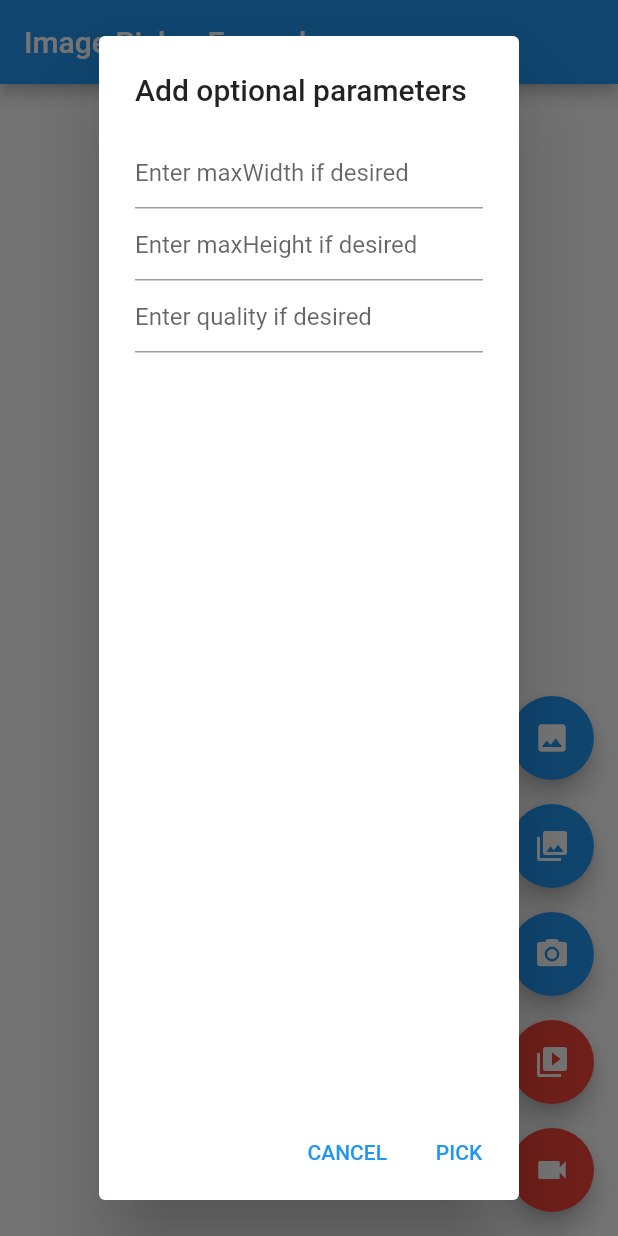
After one commit to Borrow-San/flutter_project, a Flutter app: the MyHomePage screen opened directly, after a tap on the "photo library" icon, on a phone screen of 412 x 824 dp. The commit adds this screen. Run offline on Flutter 3.47's test engine with Material 2 defaults, Android fonts, the phone set to English and light mode, and no system bars; our stand-ins replace dio, flutter_secure_storage, geolocator, image_picker, video_player; missing offline and left inert: flutter_naver_map, qr_code_scanner; accounts and stored records are empty.

Commit message:
03.09.13:18 lee

```diff
--- /dev/null
+++ b/lib/uebung/image_picker_test/vorbild.dart
@@ -0,0 +1,473 @@
+// Copyright 2013 The Flutter Authors. All rights reserved.
+// Use of this source code is governed by a BSD-style license that can be
+// found in the LICENSE file.
+
+// ignore_for_file: public_member_api_docs
+
+import 'dart:async';
+import 'dart:io';
+
+import 'package:flutter/foundation.dart';
+import 'package:flutter/material.dart';
+import 'package:image_picker/image_picker.dart';
+import 'package:video_player/video_player.dart';
+
+void main() {
+  runApp(const MyApp());
+}
+
+class MyApp extends StatelessWidget {
+  const MyApp({Key? key}) : super(key: key);
+
+  @override
+  Widget build(BuildContext context) {
+    return const MaterialApp(
+      title: 'Image Picker Demo',
+      home: MyHomePage(title: 'Image Picker Example'),
+    );
+  }
+}
+
+class MyHomePage extends StatefulWidget {
+  const MyHomePage({Key? key, this.title}) : super(key: key);
+
+  final String? title;
+
+  @override
+  State<MyHomePage> createState() => _MyHomePageState();
+}
+
+class _MyHomePageState extends State<MyHomePage> {
+  List<XFile>? _imageFileList;
+
+  void _setImageFileListFromFile(XFile? value) {
+    _imageFileList = value == null ? null : <XFile>[value];
+  }
+
+  dynamic _pickImageError;
+  bool isVideo = false;
+
+  VideoPlayerController? _controller;
+  VideoPlayerController? _toBeDisposed;
+  String? _retrieveDataError;
+
+  final ImagePicker _picker = ImagePicker();
+  final TextEditingController maxWidthController = TextEditingController();
+  final TextEditingController maxHeightController = TextEditingController();
+  final TextEditingController qualityController = TextEditingController();
+
+  Future<void> _playVideo(XFile? file) async {
+    if (file != null && mounted) {
+      await _disposeVideoController();
+      late VideoPlayerController controller;
+      if (kIsWeb) {
+        controller = VideoPlayerController.network(file.path);
+      } else {
+        controller = VideoPlayerController.file(File(file.path));
+      }
+      _controller = controller;
+      // In web, most browsers won't honor a programmatic call to .play
+      // if the video has a sound track (and is not muted).
+      // Mute the video so it auto-plays in web!
+      // This is not needed if the call to .play is the result of user
+      // interaction (clicking on a "play" button, for example).
+      const double volume = kIsWeb ? 0.0 : 1.0;
+      await controller.setVolume(volume);
+      await controller.initialize();
+      await controller.setLooping(true);
+      await controller.play();
+      setState(() {});
+    }
+  }
+
+  Future<void> _onImageButtonPressed(ImageSource source,
+      {BuildContext? context, bool isMultiImage = false}) async {
+    if (_controller != null) {
+      await _controller!.setVolume(0.0);
+    }
+    if (isVideo) {
+      final XFile? file = await _picker.pickVideo(
+          source: source, maxDuration: const Duration(seconds: 10));
+      await _playVideo(file);
+    } else if (isMultiImage) {
+      await _displayPickImageDialog(context!,
+              (double? maxWidth, double? maxHeight, int? quality) async {
+            try {
+              final List<XFile> pickedFileList = await _picker.pickMultiImage(
+                maxWidth: maxWidth,
+                maxHeight: maxHeight,
+                imageQuality: quality,
+              );
+              setState(() {
+                _imageFileList = pickedFileList;
+              });
+            } catch (e) {
+              setState(() {
+                _pickImageError = e;
+              });
+            }
+          });
+    } else {
+      await _displayPickImageDialog(context!,
+              (double? maxWidth, double? maxHeight, int? quality) async {
+            try {
+              final XFile? pickedFile = await _picker.pickImage(
+                source: source,
+                maxWidth: maxWidth,
+                maxHeight: maxHeight,
+                imageQuality: quality,
+              );
+              setState(() {
+                _setImageFileListFromFile(pickedFile);
+              });
+            } catch (e) {
+              setState(() {
+                _pickImageError = e;
+              });
+            }
+          });
+    }
+  }
+
+  @override
+  void deactivate() {
+    if (_controller != null) {
+      _controller!.setVolume(0.0);
+      _controller!.pause();
+    }
+    super.deactivate();
+  }
+
+  @override
+  void dispose() {
+    _disposeVideoController();
+    maxWidthController.dispose();
+    maxHeightController.dispose();
+    qualityController.dispose();
+    super.dispose();
+  }
+
+  Future<void> _disposeVideoController() async {
+    if (_toBeDisposed != null) {
+      await _toBeDisposed!.dispose();
+    }
+    _toBeDisposed = _controller;
+    _controller = null;
+  }
+
+  Widget _previewVideo() {
+    final Text? retrieveError = _getRetrieveErrorWidget();
+    if (retrieveError != null) {
+      return retrieveError;
+    }
+    if (_controller == null) {
+      return const Text(
+        'You have not yet picked a video',
+        textAlign: TextAlign.center,
+      );
+    }
+    return Padding(
+      padding: const EdgeInsets.all(10.0),
+      child: AspectRatioVideo(_controller),
+    );
+  }
+
+  Widget _previewImages() {
+    final Text? retrieveError = _getRetrieveErrorWidget();
+    if (retrieveError != null) {
+      return retrieveError;
+    }
+    if (_imageFileList != null) {
+      return Semantics(
+        label: 'image_picker_example_picked_images',
+        child: ListView.builder(
+          key: UniqueKey(),
+          itemBuilder: (BuildContext context, int index) {
+            // Why network for web?
+            // See https://pub.dev/packages/image_picker#getting-ready-for-the-web-platform
+            return Semantics(
+              label: 'image_picker_example_picked_image',
+              child: kIsWeb
+                  ? Image.network(_imageFileList![index].path)
+                  : Image.file(File(_imageFileList![index].path)),
+            );
+          },
+          itemCount: _imageFileList!.length,
+        ),
+      );
+    } else if (_pickImageError != null) {
+      return Text(
+        'Pick image error: $_pickImageError',
+        textAlign: TextAlign.center,
+      );
+    } else {
+      return const Text(
+        'You have not yet picked an image.',
+        textAlign: TextAlign.center,
+      );
+    }
+  }
+
+  Widget _handlePreview() {
+    if (isVideo) {
+      return _previewVideo();
+    } else {
+      return _previewImages();
+    }
+  }
+
+  Future<void> retrieveLostData() async {
+    final LostDataResponse response = await _picker.retrieveLostData();
+    if (response.isEmpty) {
+      return;
+    }
+    if (response.file != null) {
+      if (response.type == RetrieveType.video) {
+        isVideo = true;
+        await _playVideo(response.file);
+      } else {
+        isVideo = false;
+        setState(() {
+          if (response.files == null) {
+            _setImageFileListFromFile(response.file);
+          } else {
+            _imageFileList = response.files;
+          }
+        });
+      }
+    } else {
+      _retrieveDataError = response.exception!.code;
+    }
+  }
+
+  @override
+  Widget build(BuildContext context) {
+    return Scaffold(
+      appBar: AppBar(
+        title: Text(widget.title!),
+      ),
+      body: Center(
+        child: !kIsWeb && defaultTargetPlatform == TargetPlatform.android
+            ? FutureBuilder<void>(
+          future: retrieveLostData(),
+          builder: (BuildContext context, AsyncSnapshot<void> snapshot) {
+            switch (snapshot.connectionState) {
+              case ConnectionState.none:
+              case ConnectionState.waiting:
+                return const Text(
+                  'You have not yet picked an image.',
+                  textAlign: TextAlign.center,
+                );
+              case ConnectionState.done:
+                return _handlePreview();
+              case ConnectionState.active:
+                if (snapshot.hasError) {
+                  return Text(
+                    'Pick image/video error: ${snapshot.error}}',
+                    textAlign: TextAlign.center,
+                  );
+                } else {
+                  return const Text(
+                    'You have not yet picked an image.',
+                    textAlign: TextAlign.center,
+                  );
+                }
+            }
+          },
+        )
+            : _handlePreview(),
+      ),
+      floatingActionButton: Column(
+        mainAxisAlignment: MainAxisAlignment.end,
+        children: <Widget>[
+          Semantics(
+            label: 'image_picker_example_from_gallery',
+            child: FloatingActionButton(
+              onPressed: () {
+                isVideo = false;
+                _onImageButtonPressed(ImageSource.gallery, context: context);
+              },
+              heroTag: 'image0',
+              tooltip: 'Pick Image from gallery',
+              child: const Icon(Icons.photo),
+            ),
+          ),
+          Padding(
+            padding: const EdgeInsets.only(top: 16.0),
+            child: FloatingActionButton(
+              onPressed: () {
+                isVideo = false;
+                _onImageButtonPressed(
+                  ImageSource.gallery,
+                  context: context,
+                  isMultiImage: true,
+                );
+              },
+              heroTag: 'image1',
+              tooltip: 'Pick Multiple Image from gallery',
+              child: const Icon(Icons.photo_library),
+            ),
+          ),
+          Padding(
+            padding: const EdgeInsets.only(top: 16.0),
+            child: FloatingActionButton(
+              onPressed: () {
+                isVideo = false;
+                _onImageButtonPressed(ImageSource.camera, context: context);
+              },
+              heroTag: 'image2',
+              tooltip: 'Take a Photo',
+              child: const Icon(Icons.camera_alt),
+            ),
+          ),
+          Padding(
+            padding: const EdgeInsets.only(top: 16.0),
+            child: FloatingActionButton(
+              backgroundColor: Colors.red,
+              onPressed: () {
+                isVideo = true;
+                _onImageButtonPressed(ImageSource.gallery);
+              },
+              heroTag: 'video0',
+              tooltip: 'Pick Video from gallery',
+              child: const Icon(Icons.video_library),
+            ),
+          ),
+          Padding(
+            padding: const EdgeInsets.only(top: 16.0),
+            child: FloatingActionButton(
+              backgroundColor: Colors.red,
+              onPressed: () {
+                isVideo = true;
+                _onImageButtonPressed(ImageSource.camera);
+              },
+              heroTag: 'video1',
+              tooltip: 'Take a Video',
+              child: const Icon(Icons.videocam),
+            ),
+          ),
+        ],
+      ),
+    );
+  }
+
+  Text? _getRetrieveErrorWidget() {
+    if (_retrieveDataError != null) {
+      final Text result = Text(_retrieveDataError!);
+      _retrieveDataError = null;
+      return result;
+    }
+    return null;
+  }
+
+  Future<void> _displayPickImageDialog(
+      BuildContext context, OnPickImageCallback onPick) async {
+    return showDialog(
+        context: context,
+        builder: (BuildContext context) {
+          return AlertDialog(
+            title: const Text('Add optional parameters'),
+            content: Column(
+              children: <Widget>[
+                TextField(
+                  controller: maxWidthController,
+                  keyboardType:
+                  const TextInputType.numberWithOptions(decimal: true),
+                  decoration: const InputDecoration(
+                      hintText: 'Enter maxWidth if desired'),
+                ),
+                TextField(
+                  controller: maxHeightController,
+                  keyboardType:
+                  const TextInputType.numberWithOptions(decimal: true),
+                  decoration: const InputDecoration(
+                      hintText: 'Enter maxHeight if desired'),
+                ),
+                TextField(
+                  controller: qualityController,
+                  keyboardType: TextInputType.number,
+                  decoration: const InputDecoration(
+                      hintText: 'Enter quality if desired'),
+                ),
+              ],
+            ),
+            actions: <Widget>[
+              TextButton(
+                child: const Text('CANCEL'),
+                onPressed: () {
+                  Navigator.of(context).pop();
+                },
+              ),
+              TextButton(
+                  child: const Text('PICK'),
+                  onPressed: () {
+                    final double? width = maxWidthController.text.isNotEmpty
+                        ? double.parse(maxWidthController.text)
+                        : null;
+                    final double? height = maxHeightController.text.isNotEmpty
+                        ? double.parse(maxHeightController.text)
+                        : null;
+                    final int? quality = qualityController.text.isNotEmpty
+                        ? int.parse(qualityController.text)
+                        : null;
+                    onPick(width, height, quality);
+                    Navigator.of(context).pop();
+                  }),
+            ],
+          );
+        });
+  }
+}
+
+typedef OnPickImageCallback = void Function(
+    double? maxWidth, double? maxHeight, int? quality);
+
+class AspectRatioVideo extends StatefulWidget {
+  const AspectRatioVideo(this.controller, {Key? key}) : super(key: key);
+
+  final VideoPlayerController? controller;
+
+  @override
+  AspectRatioVideoState createState() => AspectRatioVideoState();
+}
+
+class AspectRatioVideoState extends State<AspectRatioVideo> {
+  VideoPlayerController? get controller => widget.controller;
+  bool initialized = false;
+
+  void _onVideoControllerUpdate() {
+    if (!mounted) {
+      return;
+    }
+    if (initialized != controller!.value.isInitialized) {
+      initialized = controller!.value.isInitialized;
+      setState(() {});
+    }
+  }
+
+  @override
+  void initState() {
+    super.initState();
+    controller!.addListener(_onVideoControllerUpdate);
+  }
+
+  @override
+  void dispose() {
+    controller!.removeListener(_onVideoControllerUpdate);
+    super.dispose();
+  }
+
+  @override
+  Widget build(BuildContext context) {
+    if (initialized) {
+      return Center(
+        child: AspectRatio(
+          aspectRatio: controller!.value.aspectRatio,
+          child: VideoPlayer(controller!),
+        ),
+      );
+    } else {
+      return Container();
+    }
+  }
+}
--- a/lib/naver_map/main.dart
+++ b/lib/uebung/naver_map/main.dart
@@ -1,5 +1,5 @@
 import 'package:flutter/material.dart';
-import 'package:flutter_project/naver_map/base_map.dart';
+import 'package:flutter_project/uebung/naver_map/base_map.dart';
 
 void main() {
   runApp(
--- a/pubspec.yaml
+++ b/pubspec.yaml
@@ -53,6 +53,11 @@ dependencies:
 
   flutter_keyboard_visibility: ^5.4.0
 
+  geolocator: ^9.0.2
+
+  image_picker: ^0.8.6+4
+  video_player: ^2.5.3
+
 dev_dependencies:
   flutter_test:
     sdk: flutter
```
Also changed, not shown: lib/screen/10_claim.dart (+6 -1 lines), lib/uebung/image_picker_test/main.dart (added, +116 -0 lines), lib/uebung/login_test/main.dart (renamed from lib/login_test/main.dart, +8 -2 lines), lib/uebung/naver_map_test/main.dart (added, +102 -0 lines), lib/uebung/daialog_test/main.dart (renamed from lib/daialog_test/main.dart), lib/uebung/flutter_secure_storage_test/main.dart (renamed from lib/flutter_secure_storage_test/main.dart), lib/uebung/naver_map/base_map.dart (renamed from lib/naver_map/base_map.dart), pubspec.lock, 6 other files.
